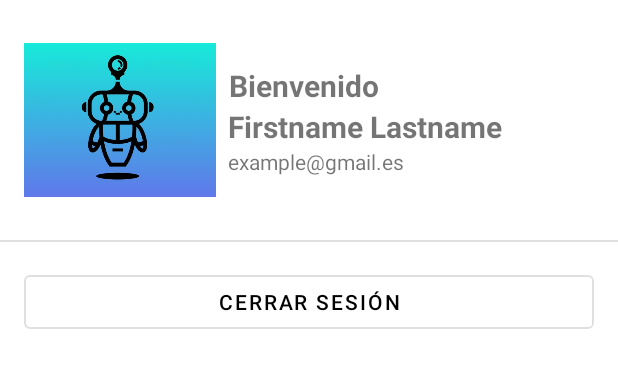
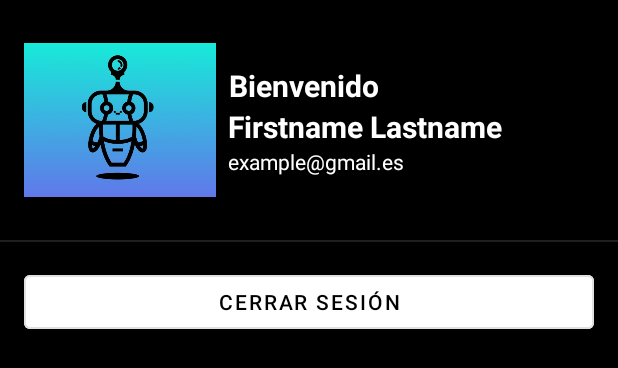
Before and after one commit to Lapiszss01/Proyecto-final-DAM, an Android app: the layout fragment_perfil.xml on its own in the app's theme, with its tools: preview values and no code run, on a phone screen of 412 x 824 dp. Shown: the top 368 px of the screen. Run offline under Robolectric (Android 15) with nearby library versions, the phone set to English and light mode, and no system bars.

Commit message:
Login.xml

```diff
--- a/app/src/main/res/layout/fragment_perfil.xml
+++ b/app/src/main/res/layout/fragment_perfil.xml
@@ -3,7 +3,8 @@
     xmlns:app="http://schemas.android.com/apk/res-auto"
     xmlns:tools="http://schemas.android.com/tools"
     android:layout_width="match_parent"
-    android:layout_height="match_parent">
+    android:layout_height="match_parent"
+    android:background="@color/black">
 
     <ImageView
         android:id="@+id/IV_profile"
@@ -32,6 +33,7 @@
             android:gravity="center"
             android:textSize="20sp"
             android:textStyle="bold"
+            android:textColor="@color/Letters"
             tools:text="Bienvenido" />
 
         <TextView
@@ -41,13 +43,15 @@
             android:gravity="center"
             android:textSize="20sp"
             android:textStyle="bold"
-            tools:text="Firstname Lastname" />
+            tools:text="Firstname Lastname"
+            android:textColor="@color/Letters"/>
 
         <TextView
             android:id="@+id/TV_email"
             android:layout_width="wrap_content"
             android:layout_height="wrap_content"
-            tools:text="example@gmail.es" />
+            tools:text="example@gmail.es"
+            android:textColor="@color/Letters"/>
 
     </LinearLayout>
 
@@ -58,7 +62,8 @@
         android:layout_marginTop="16dp"
         android:layout_marginBottom="16dp"
         android:background="?android:attr/listDivider"
-        app:layout_constraintTop_toBottomOf="@id/IV_profile" />
+        app:layout_constraintTop_toBottomOf="@id/IV_profile"
+        android:backgroundTint="@color/Letters"/>
 
     <LinearLayout
         android:layout_width="match_parent"
@@ -74,7 +79,10 @@
             android:layout_marginStart="16dp"
             android:layout_marginTop="16dp"
             android:layout_marginEnd="16dp"
-            android:text="Cerrar sesión" />
+            android:text="Cerrar sesión"
+            android:backgroundTint="@color/Letters"
+            android:textColor="@color/black"/>
+
 
     </LinearLayout>
 
```
